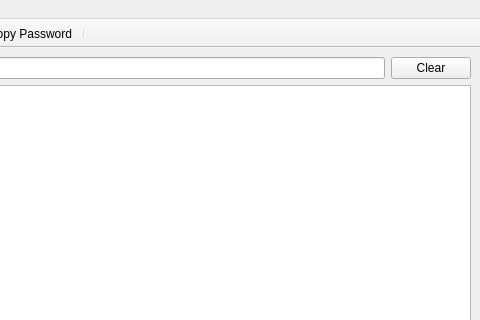
This is PasswordManager/mainwindow.ui in matskomarina03-web/qt-labs as Qt 5 draws it before an edit; both pictures show x 320 to 800 and y 0 to 320 of the 800 by 600 pixel window. The edited form follows.
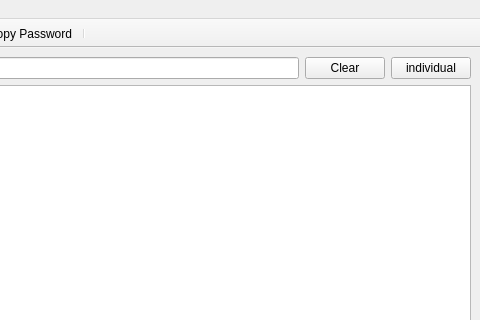
This is the edited form. Icons and pictures are not drawn.

Patch:
```diff
--- a/PasswordManager/mainwindow.ui
+++ b/PasswordManager/mainwindow.ui
@@ -27,6 +27,13 @@
       <item row="0" column="0">
        <widget class="QLineEdit" name="searchline"/>
       </item>
+      <item row="0" column="2">
+       <widget class="QPushButton" name="IndividualButton">
+        <property name="text">
+         <string>individual</string>
+        </property>
+       </widget>
+      </item>
      </layout>
     </item>
     <item>
```
Left out of the diff: 2 changed lines with no effect on the pictures.
